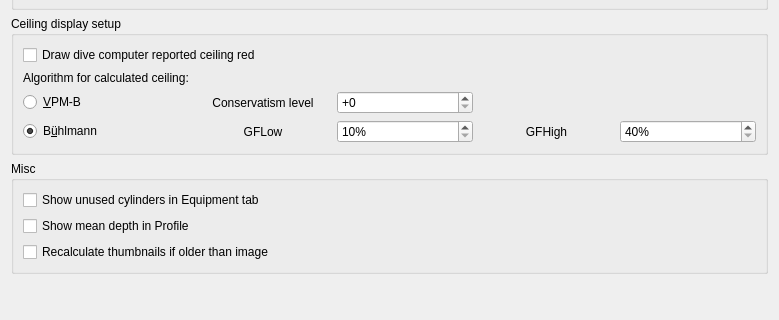
Above: desktop-widgets/preferences/preferences_graph.ui from subsurface/subsurface before the change; both pictures show x 0 to 779 and y 314 to 634 of the 779 by 634 pixel window. Below: the same form after it.
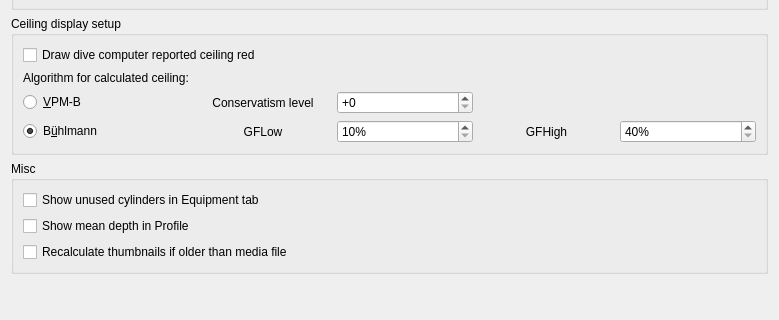
That is the form after the change.

Commit message:
UI change of "images"/"photo" to "media" or "media files"
This changes the above mentioned terms everywhere in the UI to
reflect the fact that Subsurface now also supports video files on top
of image files.

What changed in the file:
```diff
--- a/desktop-widgets/preferences/preferences_graph.ui
+++ b/desktop-widgets/preferences/preferences_graph.ui
@@ -371,7 +371,7 @@
       <item row="2" column="0" colspan="2">
        <widget class="QCheckBox" name="auto_recalculate_thumbnails">
         <property name="text">
-         <string>Recalculate thumbnails if older than image</string>
+         <string>Recalculate thumbnails if older than media file</string>
         </property>
        </widget>
       </item>
```
The commit also changes 9 other files.
